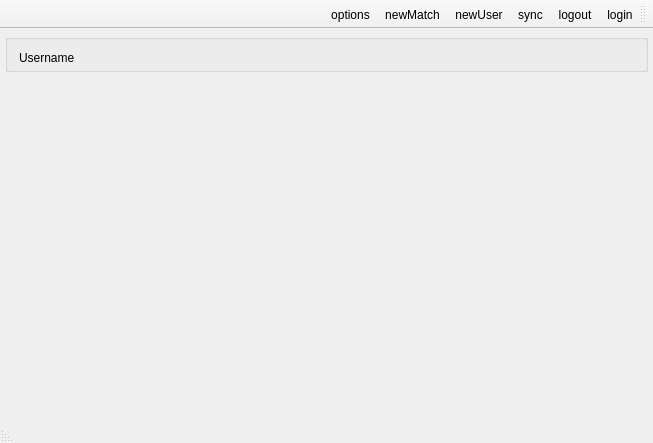
nournia/ketabkhaane, file Client/reghaabat/mainwindow.ui: the form before one commit.
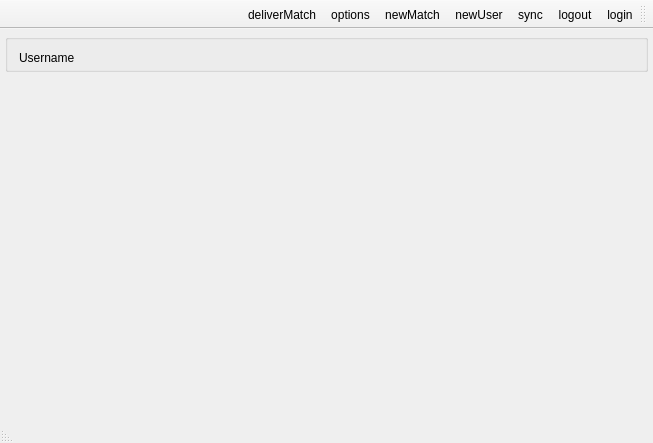
The form after the commit.

What changed in the file:
```diff
--- a/Client/reghaabat/mainwindow.ui
+++ b/Client/reghaabat/mainwindow.ui
@@ -92,6 +92,7 @@
    <addaction name="actionNewUser"/>
    <addaction name="actionNewMatch"/>
    <addaction name="actionOptions"/>
+   <addaction name="actionDeliverMatch"/>
   </widget>
   <widget class="QStatusBar" name="statusBar">
    <property name="font">
@@ -133,6 +134,11 @@
     <string>options</string>
    </property>
   </action>
+  <action name="actionDeliverMatch">
+   <property name="text">
+    <string>deliverMatch</string>
+   </property>
+  </action>
  </widget>
  <layoutdefault spacing="6" margin="11"/>
  <resources/>
```
